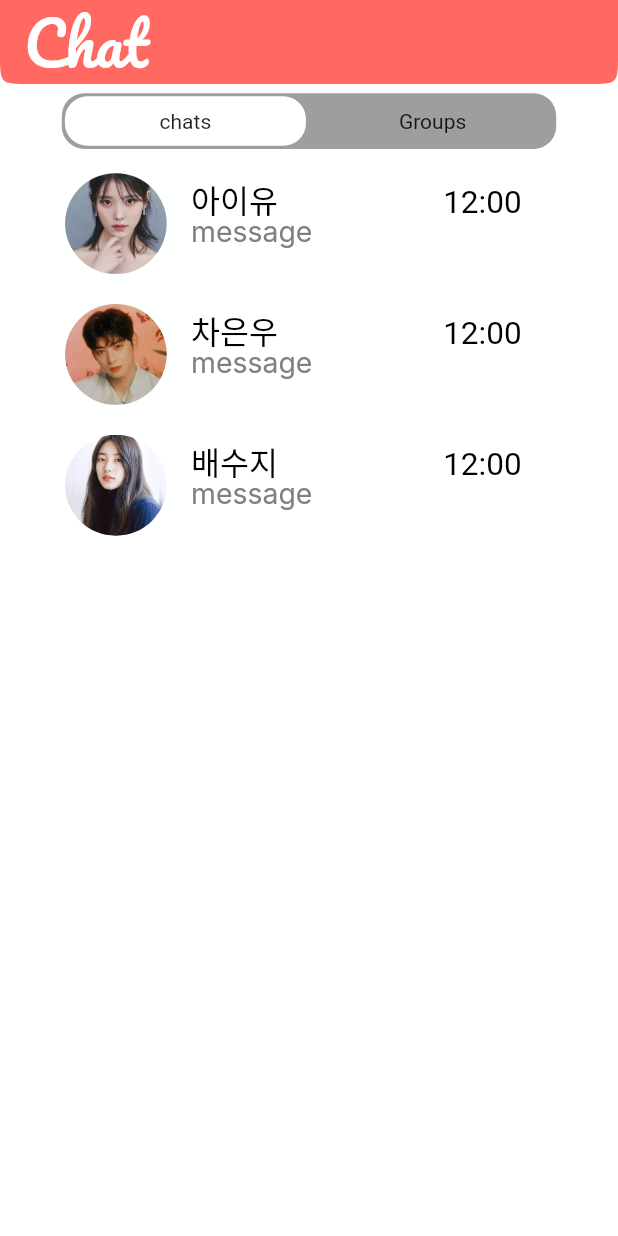
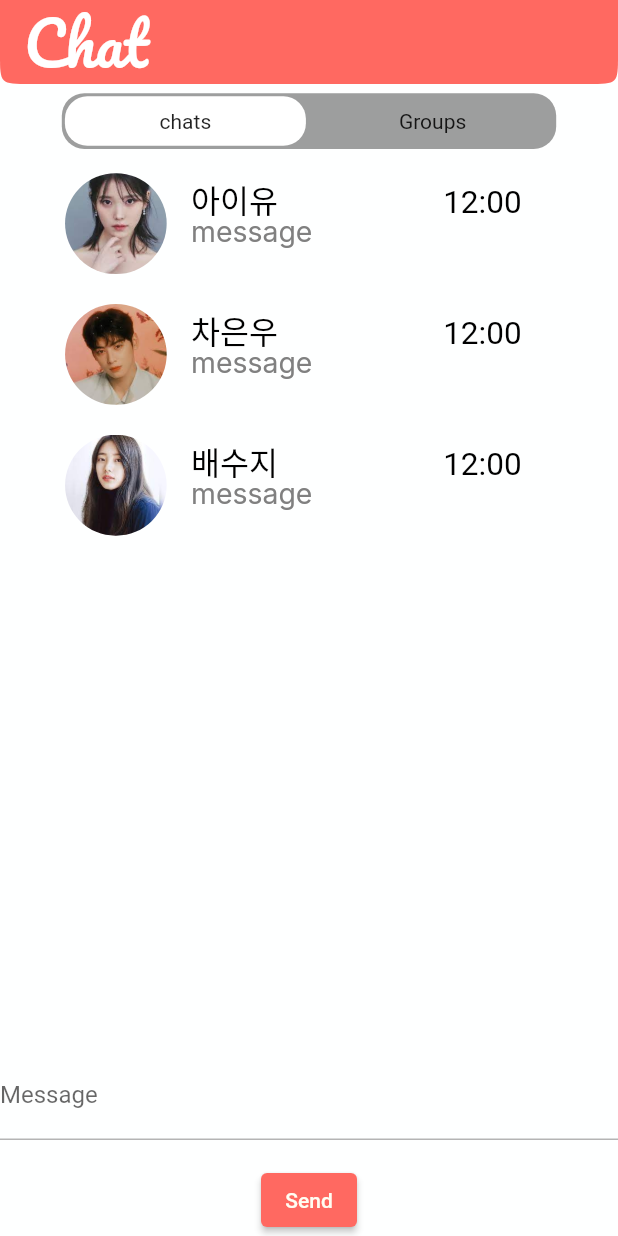
Before and after one commit to qoridhc/CatchMe, a Flutter app: the ChatRoomScreen widget shown alone on an empty page, opened directly, on a phone screen of 412 x 824 dp. Run offline on Flutter 3.47's test engine with Material 2 defaults, Android fonts, the phone set to English and light mode, and no system bars; our stand-ins replace animated_bottom_navigation_bar, auto_size_text, cached_network_image, cloud_firestore, dio, firebase_auth and 6 more; missing offline and left inert: dart:ffi, flutter_naver_login, image_network, stomp_dart_client; accounts and stored records are empty; network calls fail; Roboto replaces fonts that are missing (Estonia).

Commit message:
채팅 데모 화면

```diff
--- a/lib/screen/chat_room_screen.dart
+++ b/lib/screen/chat_room_screen.dart
@@ -1,8 +1,21 @@
+import 'dart:convert';
 import 'dart:ui';
 import 'package:captone4/screen/chatting_screen.dart';
 import 'package:flutter/material.dart';
+import 'package:web_socket_channel/io.dart';
+import 'package:web_socket_channel/web_socket_channel.dart';
 import '../utils/utils.dart';
 import '../widget/default_layout.dart';
+
+import 'package:stomp_dart_client/parser.dart';
+import 'package:stomp_dart_client/sock_js/sock_js_parser.dart';
+import 'package:stomp_dart_client/sock_js/sock_js_utils.dart';
+import 'package:stomp_dart_client/stomp.dart';
+import 'package:stomp_dart_client/stomp_config.dart';
+import 'package:stomp_dart_client/stomp_exception.dart';
+import 'package:stomp_dart_client/stomp_frame.dart';
+import 'package:stomp_dart_client/stomp_handler.dart';
+import 'package:stomp_dart_client/stomp_parser.dart';
 
 class ChatRoomScreen extends StatefulWidget {
   const ChatRoomScreen({Key? key}) : super(key: key);
@@ -11,19 +24,86 @@ class ChatRoomScreen extends StatefulWidget {
   State<ChatRoomScreen> createState() => _ChatRoomScreenState();
 }
 
+
+
+
 class _ChatRoomScreenState extends State<ChatRoomScreen> {
   int _pageChanged = 0;
 
   bool _chatsOrGroups = true;
+  late StompClient stompClient;
+  TextEditingController messageController = TextEditingController();
+  late WebSocketChannel channel;
+
+
+
+  @override
+  void initState() {
+    super.initState();
+    channel = IOWebSocketChannel.connect('ws://10.0.2.2:9081/chat');
+    print("웹 소캣 연결");
+    connectToStomp();
+
+  }
+  void connectToStomp() {
+    stompClient = StompClient(
+      config: StompConfig(
+        url: 'ws://10.0.2.2:9081/chat', // Spring Boot 서버의 WebSocket URL
+        onConnect: onConnectCallback, // 연결 성공 시 호출되는 콜백 함수
+      ),
+    );
+
+    stompClient.activate();
+  }
+  void onConnectCallback(StompFrame connectFrame) {
+    // 연결이 성공하면 메시지를 보내는 예제
+    stompClient.send(
+      destination: '/app/sendMessage', // Spring Boot 서버의 메시지 핸들러 엔드포인트 경로
+      body: 'Hello, server!', // 보낼 메시지
+    );
+    stompClient.subscribe(
+      destination: '/topic/message', // 구독할 주제 경로
+      callback: (StompFrame frame) {
+        // 메시지 처리
+        final message = frame.body;
+        // TODO: 메시지 처리 로직 작성
+      },
+    );
+  }
+
+  @override
+  void dispose() {
+    stompClient?.deactivate();
+    channel.sink.close();
+    super.dispose();
+  }
+
+  void sendMessage() {
+    String message = messageController.text;
+    stompClient.send(
+      destination: '/app/sendMessage', // Spring Boot 서버의 메시지 핸들러 엔드포인트 경로
+      body: message,
+    );
+    print("전송!");
+    messageController.clear();
+  }
+
 
   @override
   Widget build(BuildContext context) {
     final _sw = MediaQuery.of(context).size.width;
     final _sh = MediaQuery.of(context).size.height;
 
+    stompClient.activate();
+
+
+
+
     final PageController _pageController = PageController(
       initialPage: 0,
     );
+
+
 
     return DefaultLayout(
       // backgroundColor: BACKGROUND_COLOR,
@@ -31,7 +111,7 @@ class _ChatRoomScreenState extends State<ChatRoomScreen> {
       child: SafeArea(
         child: Column(
           mainAxisAlignment: MainAxisAlignment.spaceAround,
-          children: [
+          children: <Widget>[
             SizedBox(
               height: _sh * 0.005,
             ),
@@ -124,13 +204,30 @@ class _ChatRoomScreenState extends State<ChatRoomScreen> {
             ),
             SizedBox(
               height: _sw * 0.02,
-            )
+            ),
+            Column(
+              children: [
+                TextField(
+                  controller: messageController,
+                  decoration: InputDecoration(
+                    labelText: 'Message',
+                  ),
+                ),
+                SizedBox(height: 16),
+                ElevatedButton(
+                  onPressed: sendMessage,
+                  child: Text('Send'),
+                ),
+              ],
+            ),
+
             //listview_builder(_index),
           ],
         ),
       ),
     );
   }
+
   Widget chatsListviewBuilder(){
     double baseWidth = 380;
     double fem = MediaQuery.of(context).size.width / baseWidth;
@@ -362,7 +459,7 @@ class _ChatRoomScreenState extends State<ChatRoomScreen> {
                         'Estonia',
                         fontSize: 20*ffem,
                         fontWeight: FontWeight.w400,
-                        height: 1.24*ffem/fem,
+                        height: 1.24*fem/fem,
                         color: Color(0xff000000),
                       ),
                     ),
@@ -375,4 +472,8 @@ class _ChatRoomScreenState extends State<ChatRoomScreen> {
       },
     );
   }
+
+
+
+
 }
--- a/lib/screen/login_screen.dart
+++ b/lib/screen/login_screen.dart
@@ -280,9 +280,7 @@ class _LoginScreenState extends ConsumerState<LoginScreen> {
                               ),
                             )
                           ],
-                          )
-                          ,
-
+                          ),
                         ],
                       ),
                     ),
--- a/pubspec.yaml
+++ b/pubspec.yaml
@@ -52,7 +52,9 @@ dependencies:
   permission_handler: ^10.2.0
   google_fonts: ^4.0.4
   flutter_riverpod: ^2.3.6
-
+  web_socket_channel: ^2.4.0
+  stomp_dart_client: ^0.4.4
+  uuid: ^3.0.7
 dev_dependencies:
   flutter_test:
     sdk: flutter
```
Also changed, not shown: pubspec.lock.
